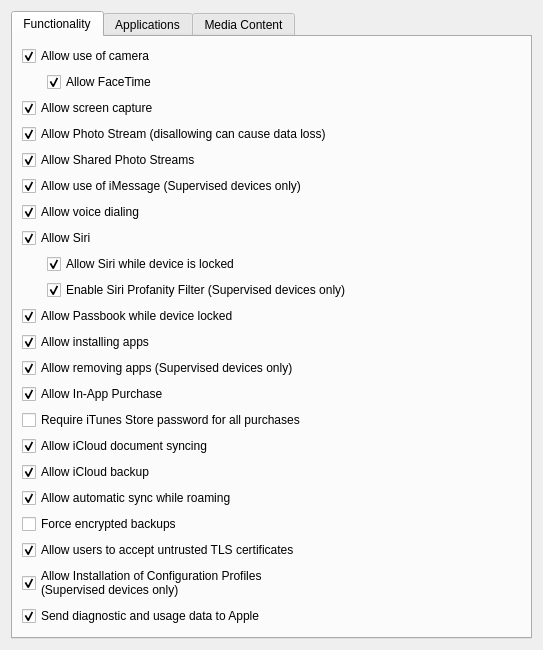
Qt form FWAdminLib/Configurator/RestrictionsIOSForm.ui (fw-dev/translations) before a commit.
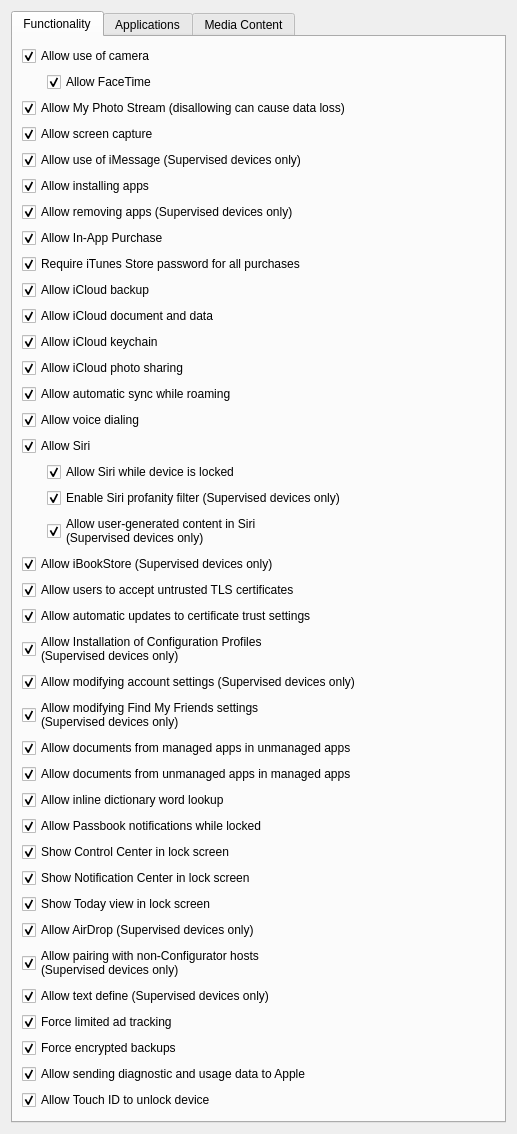
The same form after that commit.

Patch:
```diff
--- a/FWAdminLib/Configurator/RestrictionsIOSForm.ui
+++ b/FWAdminLib/Configurator/RestrictionsIOSForm.ui
@@ -6,8 +6,8 @@
    <rect>
     <x>0</x>
     <y>0</y>
-    <width>543</width>
-    <height>619</height>
+    <width>517</width>
+    <height>988</height>
    </rect>
   </property>
   <property name="windowTitle">
@@ -62,6 +62,16 @@
          </layout>
         </widget>
        </item>
+       <item>
+        <widget class="QCheckBox" name="allowPhotoStream">
+         <property name="text">
+          <string>Allow My Photo Stream (disallowing can cause data loss)</string>
+         </property>
+         <property name="checked">
+          <bool>true</bool>
+         </property>
+        </widget>
+       </item>
        <item>
         <widget class="QCheckBox" name="allowScreenCapture">
          <property name="text">
@@ -72,26 +82,6 @@
          </property>
         </widget>
        </item>
-       <item>
-        <widget class="QCheckBox" name="allowPhotoStream">
-         <property name="text">
-          <string>Allow Photo Stream (disallowing can cause data loss)</string>
-         </property>
-         <property name="checked">
-          <bool>true</bool>
-         </property>
-        </widget>
-       </item>
-       <item>
-        <widget class="QCheckBox" name="allowSharedStream">
-         <property name="text">
-          <string>Allow Shared Photo Streams</string>
-         </property>
-         <property name="checked">
-          <bool>true</bool>
-         </property>
-        </widget>
-       </item>
        <item>
         <widget class="QCheckBox" name="allowChat">
          <property name="text">
@@ -102,80 +92,6 @@
          </property>
         </widget>
        </item>
-       <item>
-        <widget class="QCheckBox" name="allowVoiceDialing">
-         <property name="text">
-          <string>Allow voice dialing</string>
-         </property>
-         <property name="checked">
-          <bool>true</bool>
-         </property>
-        </widget>
-       </item>
-       <item>
-        <widget class="QCheckBox" name="allowSiri">
-         <property name="text">
-          <string>Allow Siri</string>
-         </property>
-         <property name="checked">
-          <bool>true</bool>
-         </property>
-        </widget>
-       </item>
-       <item>
-        <widget class="QWidget" name="siriSub" native="true">
-         <property name="minimumSize">
-          <size>
-           <width>0</width>
-           <height>0</height>
-          </size>
-         </property>
-         <layout class="QVBoxLayout" name="verticalLayout_6">
-          <property name="leftMargin">
-           <number>25</number>
-          </property>
-          <property name="topMargin">
-           <number>0</number>
-          </property>
-          <property name="rightMargin">
-           <number>0</number>
-          </property>
-          <property name="bottomMargin">
-           <number>0</number>
-          </property>
-          <item>
-           <widget class="QCheckBox" name="allowSiriLocked">
-            <property name="text">
-             <string>Allow Siri while device is locked</string>
-            </property>
-            <property name="checked">
-             <bool>true</bool>
-            </property>
-           </widget>
-          </item>
-          <item>
-           <widget class="QCheckBox" name="forceAssistantProfanityFilter">
-            <property name="text">
-             <string>Enable Siri Profanity Filter (Supervised devices only)</string>
-            </property>
-            <property name="checked">
-             <bool>true</bool>
-            </property>
-           </widget>
-          </item>
-         </layout>
-        </widget>
-       </item>
-       <item>
-        <widget class="QCheckBox" name="allowPassbookWhileLocked">
-         <property name="text">
-          <string>Allow Passbook while device locked</string>
-         </property>
-         <property name="checked">
-          <bool>true</bool>
-         </property>
-        </widget>
-       </item>
        <item>
         <widget class="QCheckBox" name="allowInstallingApps">
          <property name="text">
@@ -211,13 +127,6 @@
          <property name="text">
           <string>Require iTunes Store password for all purchases</string>
          </property>
-        </widget>
-       </item>
-       <item>
-        <widget class="QCheckBox" name="allowiCloudDocSync">
-         <property name="text">
-          <string>Allow iCloud document syncing</string>
-         </property>
          <property name="checked">
           <bool>true</bool>
          </property>
@@ -233,6 +142,36 @@
          </property>
         </widget>
        </item>
+       <item>
+        <widget class="QCheckBox" name="allowiCloudDocSync">
+         <property name="text">
+          <string>Allow iCloud document and data</string>
+         </property>
+         <property name="checked">
+          <bool>true</bool>
+         </property>
+        </widget>
+       </item>
+       <item>
+        <widget class="QCheckBox" name="allowCloudKeychainSync">
+         <property name="text">
+          <string>Allow iCloud keychain</string>
+         </property>
+         <property name="checked">
+          <bool>true</bool>
+         </property>
+        </widget>
+       </item>
+       <item>
+        <widget class="QCheckBox" name="allowSharedStream">
+         <property name="text">
+          <string>Allow iCloud photo sharing</string>
+         </property>
+         <property name="checked">
+          <bool>true</bool>
+         </property>
+        </widget>
+       </item>
        <item>
         <widget class="QCheckBox" name="allowAutomaticSyncWhileRoaming">
          <property name="text">
@@ -244,9 +183,87 @@
         </widget>
        </item>
        <item>
-        <widget class="QCheckBox" name="forceEncryptedBackup">
+        <widget class="QCheckBox" name="allowVoiceDialing">
          <property name="text">
-          <string>Force encrypted backups</string>
+          <string>Allow voice dialing</string>
+         </property>
+         <property name="checked">
+          <bool>true</bool>
+         </property>
+        </widget>
+       </item>
+       <item>
+        <widget class="QCheckBox" name="allowSiri">
+         <property name="text">
+          <string>Allow Siri</string>
+         </property>
+         <property name="checked">
+          <bool>true</bool>
+         </property>
+        </widget>
+       </item>
+       <item>
+        <widget class="QWidget" name="siriSub" native="true">
+         <property name="minimumSize">
+          <size>
+           <width>0</width>
+           <height>0</height>
+          </size>
+         </property>
+         <layout class="QVBoxLayout" name="verticalLayout_6">
+          <property name="leftMargin">
+           <number>25</number>
+          </property>
+          <property name="topMargin">
+           <number>0</number>
+          </property>
+          <property name="rightMargin">
+           <number>0</number>
+          </property>
+          <property name="bottomMargin">
+           <number>0</number>
+          </property>
+          <item>
+           <widget class="QCheckBox" name="allowSiriLocked">
+            <property name="text">
+             <string>Allow Siri while device is locked</string>
+            </property>
+            <property name="checked">
+             <bool>true</bool>
+            </property>
+           </widget>
+          </item>
+          <item>
+           <widget class="QCheckBox" name="forceAssistantProfanityFilter">
+            <property name="text">
+             <string>Enable Siri profanity filter (Supervised devices only)</string>
+            </property>
+            <property name="checked">
+             <bool>true</bool>
+            </property>
+           </widget>
+          </item>
+          <item>
+           <widget class="QCheckBox" name="allowAssistantUserGeneratedContent">
+            <property name="text">
+             <string>Allow user-generated content in Siri
+(Supervised devices only)</string>
+            </property>
+            <property name="checked">
+             <bool>true</bool>
+            </property>
+           </widget>
+          </item>
+         </layout>
+        </widget>
+       </item>
+       <item>
+        <widget class="QCheckBox" name="allowBookstore">
+         <property name="text">
+          <string>Allow iBookStore (Supervised devices only)</string>
+         </property>
+         <property name="checked">
+          <bool>true</bool>
          </property>
         </widget>
        </item>
@@ -260,6 +277,16 @@
          </property>
         </widget>
        </item>
+       <item>
+        <widget class="QCheckBox" name="allowOTAPKIUpdates">
+         <property name="text">
+          <string>Allow automatic updates to certificate trust settings</string>
+         </property>
+         <property name="checked">
+          <bool>true</bool>
+         </property>
+        </widget>
+       </item>
        <item>
         <widget class="QCheckBox" name="allowUIConfigurationProfileInstallation">
          <property name="text">
@@ -271,10 +298,162 @@
          </property>
         </widget>
        </item>
+       <item>
+        <widget class="QCheckBox" name="allowAccountModification">
+         <property name="text">
+          <string>Allow modifying account settings (Supervised devices only)</string>
+         </property>
+         <property name="checked">
+          <bool>true</bool>
+         </property>
+        </widget>
+       </item>
+       <item>
+        <widget class="QCheckBox" name="allowFindMyFriendsModification">
+         <property name="text">
+          <string>Allow modifying Find My Friends settings
+(Supervised devices only)</string>
+         </property>
+         <property name="checked">
+          <bool>true</bool>
+         </property>
+        </widget>
+       </item>
+       <item>
+        <widget class="QCheckBox" name="allowOpenFromManagedToUnmanaged">
+         <property name="text">
+          <string>Allow documents from managed apps in unmanaged apps</string>
+         </property>
+         <property name="checked">
+          <bool>true</bool>
+         </property>
+        </widget>
+       </item>
+       <item>
+        <widget class="QCheckBox" name="allowOpenFromUnmanagedToManaged">
+         <property name="text">
+          <string>Allow documents from unmanaged apps in managed apps</string>
+         </property>
+         <property name="checked">
+          <bool>true</bool>
+         </property>
+        </widget>
+       </item>
+       <item>
+        <widget class="QCheckBox" name="allowWebTextDefine">
+         <property name="text">
+          <string>Allow inline dictionary word lookup</string>
+         </property>
+         <property name="checked">
+          <bool>true</bool>
+         </property>
+        </widget>
+       </item>
+       <item>
+        <widget class="QCheckBox" name="allowPassbookWhileLocked">
+         <property name="text">
+          <string>Allow Passbook notifications while locked</string>
+         </property>
+         <property name="checked">
+          <bool>true</bool>
+         </property>
+        </widget>
+       </item>
+       <item>
+        <widget class="QCheckBox" name="allowLockScreenControlCenter">
+         <property name="text">
+          <string>Show Control Center in lock screen</string>
+         </property>
+         <property name="checked">
+          <bool>true</bool>
+         </property>
+        </widget>
+       </item>
+       <item>
+        <widget class="QCheckBox" name="allowLockScreenNotificationsView">
+         <property name="text">
+          <string>Show Notification Center in lock screen</string>
+         </property>
+         <property name="checked">
+          <bool>true</bool>
+         </property>
+        </widget>
+       </item>
+       <item>
+        <widget class="QCheckBox" name="allowLockScreenTodayView">
+         <property name="text">
+          <string>Show Today view in lock screen</string>
+         </property>
+         <property name="checked">
+          <bool>true</bool>
+         </property>
+        </widget>
+       </item>
+       <item>
+        <widget class="QCheckBox" name="allowAirDrop">
+         <property name="text">
+          <string>Allow AirDrop (Supervised devices only)</string>
+         </property>
+         <property name="checked">
+          <bool>true</bool>
+         </property>
+        </widget>
+       </item>
+       <item>
+        <widget class="QCheckBox" name="allowHostPairing">
+         <property name="text">
+          <string>Allow pairing with non-Configurator hosts
+(Supervised devices only)</string>
+         </property>
+         <property name="checked">
+          <bool>true</bool>
+         </property>
+        </widget>
+       </item>
+       <item>
+        <widget class="QCheckBox" name="allowTextDefine">
+         <property name="text">
+          <string>Allow text define (Supervised devices only)</string>
+         </property>
+         <property name="checked">
+          <bool>true</bool>
+         </property>
+        </widget>
+       </item>
+       <item>
+        <widget class="QCheckBox" name="forceLimitAdTracking">
+         <property name="text">
+          <string>Force limited ad tracking</string>
+         </property>
+         <property name="checked">
+          <bool>true</bool>
+         </property>
+        </widget>
+       </item>
+       <item>
+        <widget class="QCheckBox" name="forceEncryptedBackup">
+         <property name="text">
+          <string>Force encrypted backups</string>
+         </property>
+         <property name="checked">
+          <bool>true</bool>
+         </property>
+        </widget>
+       </item>
        <item>
         <widget class="QCheckBox" name="allowDiagnosticSubmission">
          <property name="text">
-          <string>Send diagnostic and usage data to Apple</string>
+          <string>Allow sending diagnostic and usage data to Apple</string>
+         </property>
+         <property name="checked">
+          <bool>true</bool>
+         </property>
+        </widget>
+       </item>
+       <item>
+        <widget class="QCheckBox" name="allowFingerprintForUnlock">
+         <property name="text">
+          <string>Allow Touch ID to unlock device</string>
          </property>
          <property name="checked">
           <bool>true</bool>
@@ -321,47 +500,6 @@
          </property>
         </widget>
        </item>
-       <item>
-        <widget class="QCheckBox" name="allowBookstore">
-         <property name="text">
-          <string>Allow iBookStore (Supervised devices only)</string>
-         </property>
-         <property name="checked">
-          <bool>true</bool>
-         </property>
-        </widget>
-       </item>
-       <item>
-        <widget class="QWidget" name="bookstoreSub" native="true">
-         <layout class="QHBoxLayout" name="horizontalLayout_3">
-          <property name="spacing">
-           <number>0</number>
-          </property>
-          <property name="leftMargin">
-           <number>25</number>
-          </property>
-          <property name="topMargin">
-           <number>0</number>
-          </property>
-          <property name="rightMargin">
-           <number>0</number>
-          </property>
-          <property name="bottomMargin">
-           <number>0</number>
-          </property>
-          <item>
-           <widget class="QCheckBox" name="allowBookstoreErotica">
-            <property name="text">
-             <string>Allow Erotica</string>
-            </property>
-            <property name="checked">
-             <bool>true</bool>
-            </property>
-           </widget>
-          </item>
-         </layout>
-        </widget>
-       </item>
        <item>
         <widget class="QCheckBox" name="allowGameCenter">
          <property name="text">
```
Left out of the diff: 72 changed lines with no effect on the pictures.
